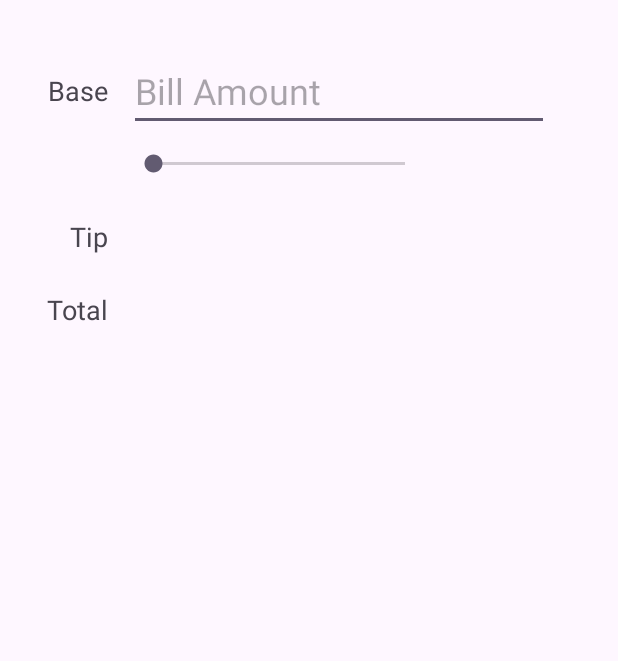
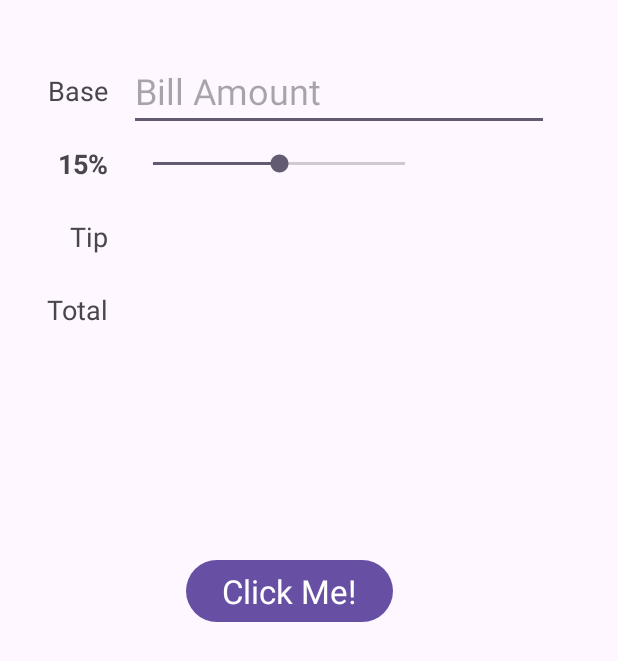
Before and after one commit to joshuata11/ParkinsonsPersonalTrainerApp, an Android app: the screen it shows after launch (MainActivity), on a phone screen of 412 x 824 dp. Shown: the top 661 px of the screen. Run offline under Robolectric (Android 15) with nearby library versions, the phone set to English and light mode, and no system bars.

Commit message:
Added basic Function to tip calculator
This is to show how UI elements can interact with the code. How to get references to those elements and manipulate them

```diff
--- a/app/src/main/AndroidManifest.xml
+++ b/app/src/main/AndroidManifest.xml
@@ -7,7 +7,7 @@
         android:dataExtractionRules="@xml/data_extraction_rules"
         android:fullBackupContent="@xml/backup_rules"
         android:icon="@mipmap/ic_launcher"
-        android:label="@string/app_name"
+        android:label="PPT"
         android:roundIcon="@mipmap/ic_launcher_round"
         android:supportsRtl="true"
         android:theme="@style/Theme.PPT"
--- a/app/src/main/java/com/example/ppt/MainActivity.kt
+++ b/app/src/main/java/com/example/ppt/MainActivity.kt
@@ -1,20 +1,90 @@
 package com.example.ppt
 
 import android.os.Bundle
+import android.text.Editable
+import android.text.TextWatcher
+import android.util.Log
+import android.widget.EditText
+import android.widget.SeekBar
+import android.widget.TextView
 import androidx.activity.enableEdgeToEdge
 import androidx.appcompat.app.AppCompatActivity
 import androidx.core.view.ViewCompat
 import androidx.core.view.WindowInsetsCompat
 
+
+private  const val TAG = "MainActivity"
+private const val INITAL_TIP = 15
 class MainActivity : AppCompatActivity() {
+    private lateinit var baseAmount: EditText
+    private lateinit var seekBar: SeekBar
+    private lateinit var tipPercent: TextView
+    private lateinit var tipAmount: TextView
+    private lateinit var total: TextView
+
     override fun onCreate(savedInstanceState: Bundle?) {
         super.onCreate(savedInstanceState)
         enableEdgeToEdge()
         setContentView(R.layout.activity_main)
-        ViewCompat.setOnApplyWindowInsetsListener(findViewById(R.id.main)) { v, insets ->
-            val systemBars = insets.getInsets(WindowInsetsCompat.Type.systemBars())
-            v.setPadding(systemBars.left, systemBars.top, systemBars.right, systemBars.bottom)
-            insets
+        baseAmount = findViewById(R.id.BaseAmount)
+        seekBar = findViewById(R.id.SeekBarTip)
+        tipPercent = findViewById(R.id.Percent)
+        tipAmount = findViewById(R.id.tipTotal)
+        total = findViewById(R.id.TotalValue)
+
+        seekBar.progress = INITAL_TIP
+        tipPercent.text = "$INITAL_TIP%"
+        seekBar.setOnSeekBarChangeListener(object: SeekBar.OnSeekBarChangeListener{
+            override fun onProgressChanged(seekBar: SeekBar?, progress: Int, fromUser: Boolean) {
+                Log.i(TAG, "onProgressChanges $progress")
+                tipPercent.text = "$progress%"
+                    computeTipandTotal()
+
+            }
+
+            override fun onStartTrackingTouch(seekBar: SeekBar?) {
+            }
+
+            override fun onStopTrackingTouch(seekBar: SeekBar?) {
+            }
+        })
+
+        baseAmount.addTextChangedListener(object: TextWatcher{
+            override fun beforeTextChanged(s: CharSequence?, start: Int, count: Int, after: Int) {
+            }
+
+            override fun onTextChanged(s: CharSequence?, start: Int, before: Int, count: Int) {
+            }
+
+            override fun afterTextChanged(s: Editable?) {
+                Log.i(TAG, "afterTextChanged $s")
+                computeTipandTotal()
+            }
+        })
+
+
+
+
+
+
+    }
+
+    private fun computeTipandTotal() {
+
+        if (baseAmount.text.isEmpty()){
+            tipAmount.text = ""
+            total.text = ""
+            return
         }
+        val baseamount = baseAmount.text.toString().toDouble()
+        val tipPercent = seekBar.progress
+
+        val tipamount = baseamount * tipPercent / 100
+        val totalA = baseamount + tipamount
+
+        tipAmount.text = "%.2f".format(tipamount)
+        total.text = "%.2f".format(totalA)
+
+
     }
 }
--- a/app/src/main/res/layout/activity_main.xml
+++ b/app/src/main/res/layout/activity_main.xml
@@ -5,7 +5,8 @@
     android:id="@+id/main"
     android:layout_width="match_parent"
     android:layout_height="match_parent"
-    tools:context=".MainActivity">
+    tools:context=".MainActivity"
+    tools:visibility="visible">
 
     <!-- views on the left side -->
     <TextView
@@ -92,4 +93,16 @@
         app:layout_constraintBottom_toBottomOf="@+id/Percent"
         app:layout_constraintStart_toStartOf="@+id/BaseAmount"
         app:layout_constraintTop_toTopOf="@+id/Percent" />
+
+    <Button
+        android:id="@+id/button"
+        android:layout_width="wrap_content"
+        android:layout_height="wrap_content"
+        android:layout_marginStart="124dp"
+        android:layout_marginTop="148dp"
+        android:text="Click Me!"
+        android:textAppearance="@style/TextAppearance.AppCompat.Large"
+        app:layout_constraintStart_toStartOf="parent"
+        app:layout_constraintTop_toBottomOf="@+id/TotalValue" />
+
 </androidx.constraintlayout.widget.ConstraintLayout>
--- a/app/src/main/res/values/strings.xml
+++ b/app/src/main/res/values/strings.xml
@@ -1,3 +1,3 @@
 <resources>
-    <string name="app_name">PPT</string>
+    <string name="app_name">ParkinsonsPersonalTrainer</string>
 </resources>
```
